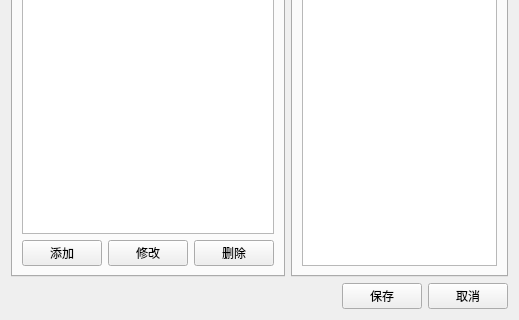
Before: the Qt Designer form ui/permission_setup.ui in yuyan235813/balance_platform, drawn with Qt 5; both pictures show x 0 to 519 and y 186 to 506 of the 519 by 506 pixel window.
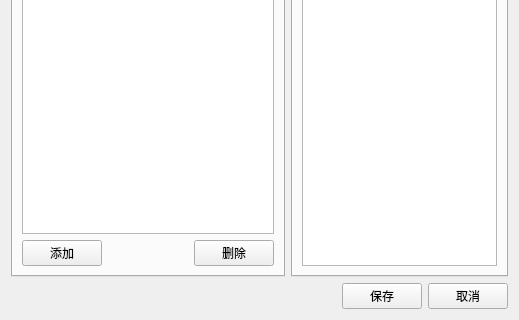
After: the same form once the commit is applied. The open tabs and pages were chosen to show the change.

```diff
--- a/ui/permission_setup.ui
+++ b/ui/permission_setup.ui
@@ -88,11 +88,17 @@
             </widget>
            </item>
            <item>
-            <widget class="QPushButton" name="editRolePushButton">
-             <property name="text">
-              <string>修改</string>
+            <spacer name="horizontalSpacer_2">
+             <property name="orientation">
+              <enum>Qt::Horizontal</enum>
              </property>
-            </widget>
+             <property name="sizeHint" stdset="0">
+              <size>
+               <width>40</width>
+               <height>20</height>
+              </size>
+             </property>
+            </spacer>
            </item>
            <item>
             <widget class="QPushButton" name="deleteRolePushButton">
```
